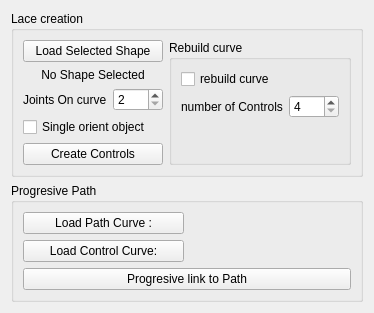
Old version of the form Python/Resources/RMFormLaces.ui in the repository rendermotion/RMPY.
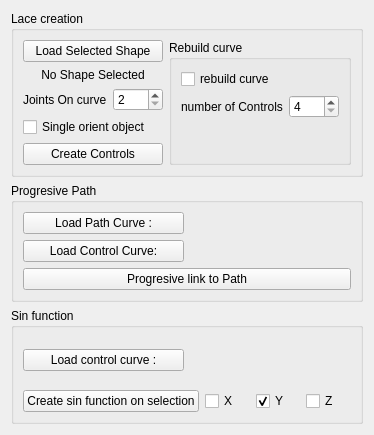
New version of the form.

```diff
--- a/Python/Resources/RMFormLaces.ui
+++ b/Python/Resources/RMFormLaces.ui
@@ -6,8 +6,8 @@
    <rect>
     <x>0</x>
     <y>0</y>
-    <width>349</width>
-    <height>299</height>
+    <width>354</width>
+    <height>435</height>
    </rect>
   </property>
   <property name="windowTitle">
@@ -205,6 +205,74 @@
      </layout>
     </widget>
    </item>
+   <item>
+    <widget class="QGroupBox" name="groupBox">
+     <property name="title">
+      <string>Sin function </string>
+     </property>
+     <layout class="QVBoxLayout" name="verticalLayout_5">
+      <item>
+       <layout class="QHBoxLayout" name="horizontalLayout_3">
+        <item>
+         <widget class="QPushButton" name="SinCntrlCurveBtn">
+          <property name="text">
+           <string>Load control curve :</string>
+          </property>
+         </widget>
+        </item>
+        <item>
+         <widget class="QLabel" name="SinCurveLbl">
+          <property name="minimumSize">
+           <size>
+            <width>100</width>
+            <height>0</height>
+           </size>
+          </property>
+          <property name="text">
+           <string/>
+          </property>
+         </widget>
+        </item>
+       </layout>
+      </item>
+      <item>
+       <layout class="QHBoxLayout" name="horizontalLayout_7">
+        <item>
+         <widget class="QPushButton" name="CreateSinBtn">
+          <property name="text">
+           <string>Create sin function on selection</string>
+          </property>
+         </widget>
+        </item>
+        <item>
+         <widget class="QCheckBox" name="XchkBx">
+          <property name="text">
+           <string>X</string>
+          </property>
+         </widget>
+        </item>
+        <item>
+         <widget class="QCheckBox" name="YchkBx">
+          <property name="text">
+           <string>Y</string>
+          </property>
+          <property name="checked">
+           <bool>true</bool>
+          </property>
+         </widget>
+        </item>
+        <item>
+         <widget class="QCheckBox" name="ZchkBx">
+          <property name="text">
+           <string>Z</string>
+          </property>
+         </widget>
+        </item>
+       </layout>
+      </item>
+     </layout>
+    </widget>
+   </item>
   </layout>
  </widget>
  <resources/>
```
